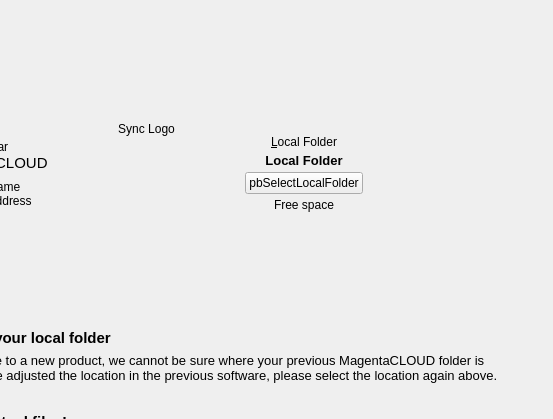
Qt form src/gui/wizard/owncloudadvancedsetuppage.ui (nextmcloud/desktop) before a commit; both pictures show x 147 to 700 and y 0 to 419 of the 700 by 768 pixel window.
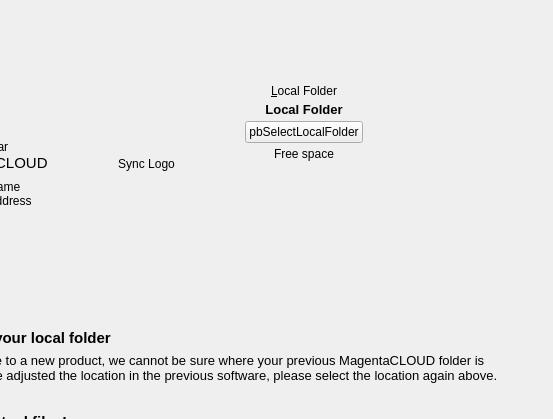
The same form after that commit.

The edit to the form file:
```diff
--- a/src/gui/wizard/owncloudadvancedsetuppage.ui
+++ b/src/gui/wizard/owncloudadvancedsetuppage.ui
@@ -218,7 +218,7 @@
            <property name="sizeHint" stdset="0">
             <size>
              <width>20</width>
-             <height>90</height>
+             <height>20</height>
             </size>
            </property>
           </spacer>
@@ -252,12 +252,12 @@
             <enum>Qt::Vertical</enum>
            </property>
            <property name="sizeType">
-            <enum>QSizePolicy::Expanding</enum>
+            <enum>QSizePolicy::Preferred</enum>
            </property>
            <property name="sizeHint" stdset="0">
             <size>
              <width>20</width>
-             <height>40</height>
+             <height>60</height>
             </size>
            </property>
           </spacer>
```
